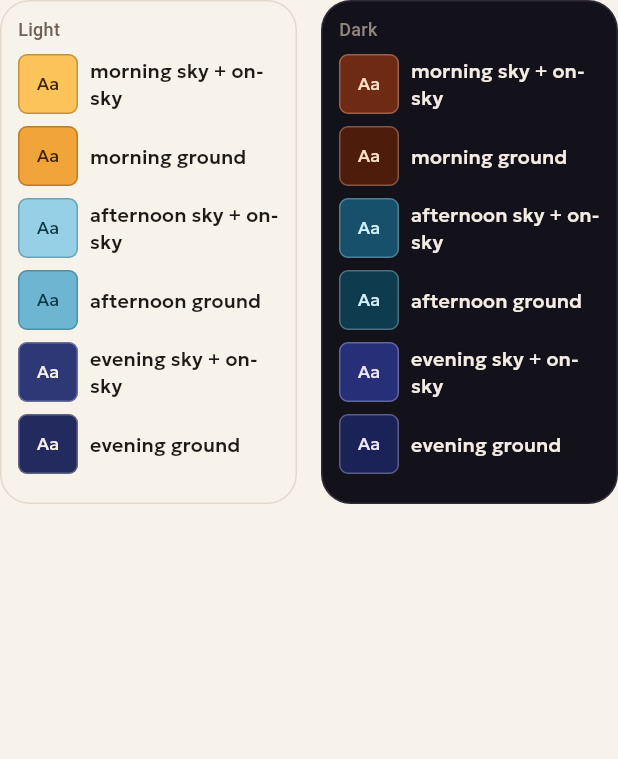
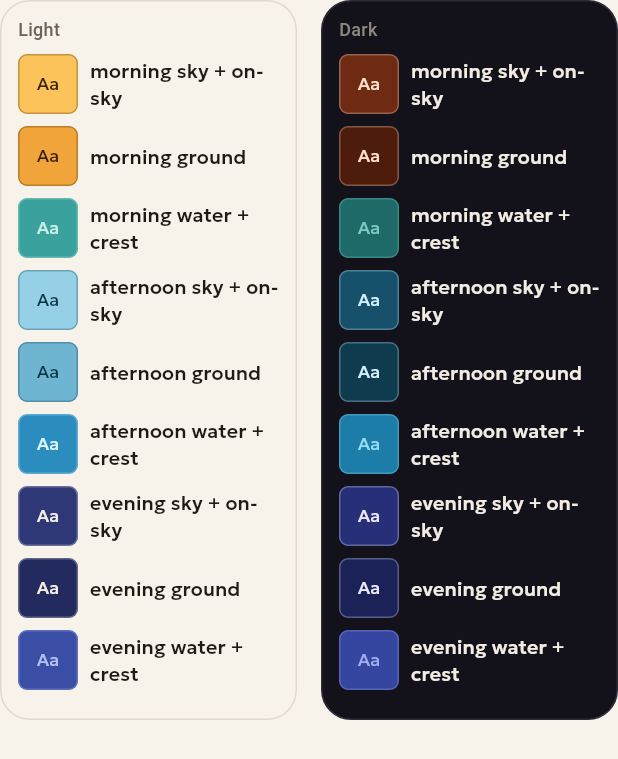
Before and after one commit to MI-TECHDLIN/curre, a Flutter app: the _Skies widget shown alone on an empty page, opened directly, on a phone screen of 412 x 824 dp. Shown: the top 759 px of the screen. Run offline on Flutter 3.47's test engine with Material 3 defaults, Android fonts, the phone set to English and light mode, and no system bars; our stand-ins replace flutter_local_notifications, shared_preferences, solar_icons, timezone; accounts and stored records are empty; Roboto replaces fonts that are missing (AtkinsonHyperlegibleMono).

Commit message:
chore: tidy the water glyph, cloud sizes and agent notes
The water mark uses Solar's waves (its waterdrop renders as a tilted egg
in solar_icons 0.2.0), clouds keep a cloud's size on wide cards, the
gallery shows each session's water swatch, and AGENTS.md notes that
screens must record door uses for the water to rise.

```diff
--- a/lib/design/widgets/curre_glyph.dart
+++ b/lib/design/widgets/curre_glyph.dart
@@ -95,7 +95,7 @@ IconData? curreGlyphIcon(CurreGlyphKind kind) => switch (kind) {
   CurreGlyphKind.back => SolarIconsBold.arrowLeft,
   CurreGlyphKind.go => SolarIconsBold.arrowRight,
   CurreGlyphKind.streak => SolarIconsBold.sun,
-  CurreGlyphKind.water => SolarIconsBold.waterdrop,
+  CurreGlyphKind.water => SolarIconsBold.water,
   CurreGlyphKind.cloudDay => SolarIconsBold.cloud,
   CurreGlyphKind.kindUnclear || CurreGlyphKind.guardFlagged || CurreGlyphKind.info => null,
 };
--- a/lib/design/widgets/live_sky.dart
+++ b/lib/design/widgets/live_sky.dart
@@ -330,7 +330,7 @@ class LiveSkyPainter extends CustomPainter {
     required int bumps,
     double scale = 1,
   }) {
-    final h = math.min(lane.height, 30.0) * scale;
+    final h = math.min(lane.height, 28.0) * scale;
     if (h < 9) return;
     final cw = h / .34;
     final x = ((v * laps + offset) % 1) * (size.width + cw) - cw;
@@ -349,7 +349,8 @@ class LiveSkyPainter extends CustomPainter {
   }) {
     final side = lanes.side;
     const sway = 8.0;
-    final cw = math.min(side.width - 2 * sway - 16, lanes.size.width * width);
+    // Clouds keep a cloud's size on a wide card: at most 128 dp across.
+    final cw = math.min(math.min(side.width - 2 * sway - 16, lanes.size.width * width), 128.0);
     if (cw < 48) return;
     final h = cw * .34;
     final x = side.left + (side.width - cw) / 2 + sway * math.sin(_tau * v * 2);
--- a/lib/gallery/gallery_screen.dart
+++ b/lib/gallery/gallery_screen.dart
@@ -86,7 +86,7 @@ class DesignGalleryScreen extends StatelessWidget {
           const _SectionHeading('Colour'),
           const _ColorTokens(),
           const _SectionGap(),
-          const _SectionHeading('Session skies and grounds'),
+          const _SectionHeading('Session skies, grounds and water'),
           const _Skies(),
           const _SectionGap(),
           const _SectionHeading('Outcome tints'),
@@ -333,6 +333,7 @@ class _Skies extends StatelessWidget {
             for (final s in Session.values) ...[
               _Swatch(label: '${s.name} sky + on-sky', pair: c.sky(s)),
               _Swatch(label: '${s.name} ground', pair: Pair(c.ground(s), c.sky(s).fg)),
+              _Swatch(label: '${s.name} water + crest', pair: c.water(s)),
             ],
           ],
         );
```
Also changed, not shown: 1 other file.
